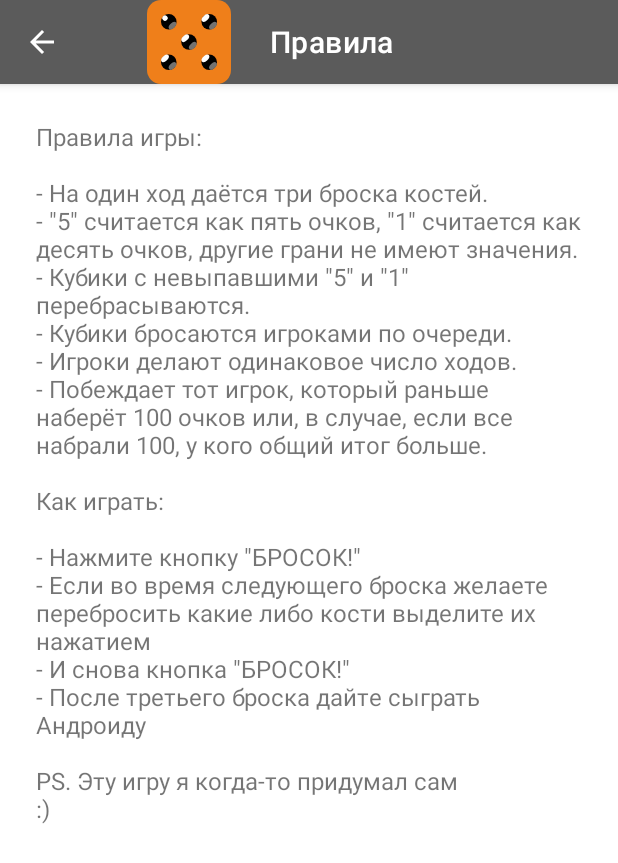
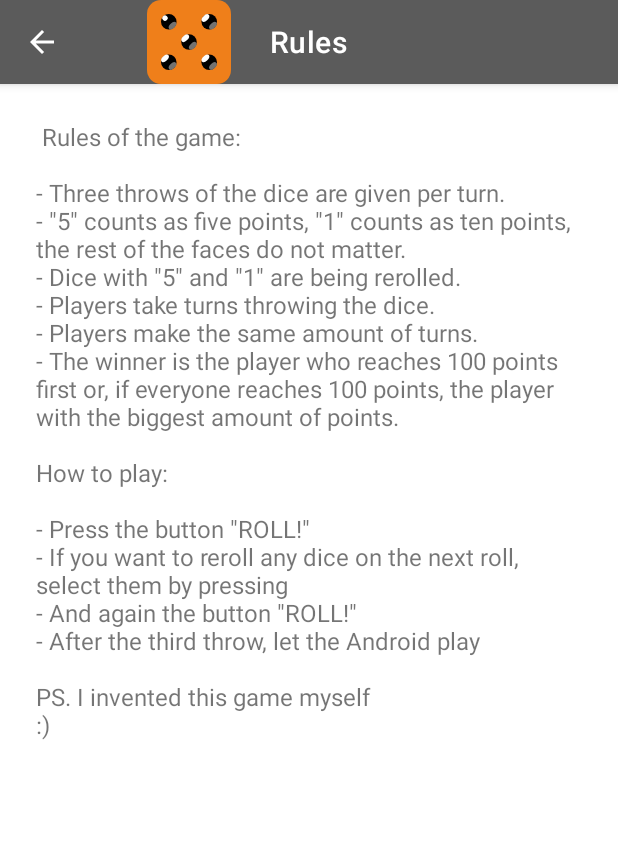
Before and after one commit to kofesutra/Dice_game_FiveTen, an Android app: the HowToPlayFragment screen opened through its navigation route, on a phone screen of 412 x 824 dp. Shown: the top 863 px of the screen. Run offline under Robolectric (Android 15) with nearby library versions, the phone set to English and light mode, and no system bars.

Commit message:
English version

```diff
--- a/app/src/main/java/ru/kofesutra/fiveten_v2/domain/AndroidDrops.kt
+++ b/app/src/main/java/ru/kofesutra/fiveten_v2/domain/AndroidDrops.kt
@@ -19,7 +19,7 @@ class AndroidDrops {
                 6 -> randomValue = 0
             }
             valuesListAndr[i] = randomValue
-        } // for (i in 0..4)
+        }
         andrResultNow = valuesListAndr.sum()
     }
 
@@ -48,10 +48,10 @@ class AndroidDrops {
                     }
                     valuesListAndr[nullVal] = randomValue
                 }
-            }// if (valuesList.contains(0))
+            }
             andrResultNow = valuesListAndr.sum()
         }else{
-            println("Нет необходимости в броске")
+            println("No need for dices dropping")
         }
     }
 
--- a/app/src/main/java/ru/kofesutra/fiveten_v2/presentation/MainActivity.kt
+++ b/app/src/main/java/ru/kofesutra/fiveten_v2/presentation/MainActivity.kt
@@ -22,15 +22,13 @@ class MainActivity : AppCompatActivity() {
         supportActionBar?.apply {
             title = "FiveTen_v2"
             setDisplayShowHomeEnabled(true)
-//            setDisplayHomeAsUpEnabled(true)
             setLogo(R.drawable.ic__logofiveten)
             setDisplayUseLogoEnabled(true)
         }
-    } // End of onCreate
+    }
 
     override fun onSupportNavigateUp(): Boolean {
         onBackPressed()
         return true
     }
-
-} ///
+}
--- a/app/src/main/java/ru/kofesutra/fiveten_v2/presentation/ui/dialogs/WinWin.kt
+++ b/app/src/main/java/ru/kofesutra/fiveten_v2/presentation/ui/dialogs/WinWin.kt
@@ -4,14 +4,15 @@ import android.app.Dialog
 import android.os.Bundle
 import androidx.appcompat.app.AlertDialog
 import androidx.fragment.app.DialogFragment
+import ru.kofesutra.fiveten_v2.R
 
 class WinWin : DialogFragment() {
     override fun onCreateDialog(savedInstanceState: Bundle?): Dialog {
         return activity?.let {
             val builder = AlertDialog.Builder(it)
-            builder.setTitle("Ничья!")
+            builder.setTitle(R.string.winwin)
                 .setMessage(arguments?.getString("gameResultForDialogFragment"))
-                .setPositiveButton("Океюшки") {
+                .setPositiveButton(R.string.ok) {
                         dialog, _ ->  dialog.cancel()
                 }
             builder.create()
--- a/app/src/main/java/ru/kofesutra/fiveten_v2/presentation/ui/dialogs/YouLoose.kt
+++ b/app/src/main/java/ru/kofesutra/fiveten_v2/presentation/ui/dialogs/YouLoose.kt
@@ -4,14 +4,15 @@ import android.app.Dialog
 import android.os.Bundle
 import androidx.appcompat.app.AlertDialog
 import androidx.fragment.app.DialogFragment
+import ru.kofesutra.fiveten_v2.R
 
 class YouLoose : DialogFragment() {
     override fun onCreateDialog(savedInstanceState: Bundle?): Dialog {
         return activity?.let {
             val builder = AlertDialog.Builder(it)
-            builder.setTitle("Вы проиграли")
+            builder.setTitle(R.string.youloose)
                 .setMessage(arguments?.getString("gameResultForDialogFragment"))
-                .setPositiveButton("Понятненько") {
+                .setPositiveButton(R.string.ok) {
                         dialog, _ ->  dialog.cancel()
                 }
             builder.create()
--- a/app/src/main/java/ru/kofesutra/fiveten_v2/presentation/ui/dialogs/YouWin.kt
+++ b/app/src/main/java/ru/kofesutra/fiveten_v2/presentation/ui/dialogs/YouWin.kt
@@ -4,14 +4,15 @@ import android.app.Dialog
 import android.os.Bundle
 import androidx.appcompat.app.AlertDialog
 import androidx.fragment.app.DialogFragment
+import ru.kofesutra.fiveten_v2.R
 
 class YouWin : DialogFragment() {
     override fun onCreateDialog(savedInstanceState: Bundle?): Dialog {
         return activity?.let {
             val builder = AlertDialog.Builder(it)
-            builder.setTitle("Вы выиграли!")
+            builder.setTitle(R.string.youwin)
                 .setMessage(arguments?.getString("gameResultForDialogFragment"))
-                .setPositiveButton("Зашибись!") {
+                .setPositiveButton(R.string.ok) {
                         dialog, _ ->  dialog.cancel()
                 }
             builder.create()
--- a/app/src/main/java/ru/kofesutra/fiveten_v2/presentation/ui/howtoplay/HowToPlayFragment.kt
+++ b/app/src/main/java/ru/kofesutra/fiveten_v2/presentation/ui/howtoplay/HowToPlayFragment.kt
@@ -18,33 +18,33 @@ class HowToPlayFragment : Fragment() {
     ): View {
         binding = FragmentHowToPlayBinding.inflate(inflater, container,false)
         return binding!!.root
-    } // End of onCreateView
+    }
 
     override fun onViewCreated(view: View, savedInstanceState: Bundle?) {
         super.onViewCreated(view, savedInstanceState)
 
-        (activity as AppCompatActivity).supportActionBar?.title = "Правила"
+        (activity as AppCompatActivity).supportActionBar?.title = "Rules"
         (activity as AppCompatActivity).supportActionBar?.setDisplayHomeAsUpEnabled(true)
 
         val rules = """
-            Правила игры:
+                Rules of the game:
 
-            - На один ход даётся три броска костей.
-            - "5" считается как пять очков, "1" считается как десять очков, другие грани не имеют значения.
-            - Кубики с невыпавшими "5" и "1" перебрасываются.
-            - Кубики бросаются игроками по очереди.
-            - Игроки делают одинаковое число ходов.
-            - Побеждает тот игрок, который раньше наберёт 100 очков или, в случае, если все набрали 100, у кого общий итог больше.
+               - Three throws of the dice are given per turn.
+               - "5" counts as five points, "1" counts as ten points, the rest of the faces do not matter.
+               - Dice with "5" and "1" are being rerolled.
+               - Players take turns throwing the dice.
+               - Players make the same amount of turns.
+               - The winner is the player who reaches 100 points first or, if everyone reaches 100 points, the player with the biggest amount of points.
 
-            Как играть:
+               How to play:
 
-            - Нажмите кнопку "БРОСОК!"
-            - Если во время следующего броска желаете перебросить какие либо кости выделите их нажатием
-            - И снова кнопка "БРОСОК!"
-            - После третьего броска дайте сыграть Андроиду
+               - Press the button "ROLL!"
+               - If you want to reroll any dice on the next roll, select them by pressing
+               - And again the button "ROLL!"
+               - After the third throw, let the Android play
 
-            PS. Эту игру я когда-то придумал сам
-            :)
+               PS. I invented this game myself
+               :)
 
 
         """.trimIndent()
@@ -57,4 +57,4 @@ class HowToPlayFragment : Fragment() {
         binding = null
     }
 
-} ///
+}
--- a/app/src/main/java/ru/kofesutra/fiveten_v2/presentation/ui/main/MainViewModel.kt
+++ b/app/src/main/java/ru/kofesutra/fiveten_v2/presentation/ui/main/MainViewModel.kt
@@ -16,24 +16,24 @@ import ru.kofesutra.fiveten_v2.presentation.utils.Variables.valuesList
 import ru.kofesutra.fiveten_v2.presentation.utils.Variables.valuesListAndr
 import ru.kofesutra.fiveten_v2.presentation.utils.Variables.valuesListDraw
 
-class MainViewModel: ViewModel() {
-    // Live Datas
-    private var liveMessage = MutableLiveData<String>()
-    var liveMessageToUI: LiveData<String> = liveMessage
+class MainViewModel : ViewModel() {
+
+    private var liveMessageSwitch = MutableLiveData<String>()
+    val liveMessageToUI: LiveData<String> = liveMessageSwitch
     private var liveButtonText = MutableLiveData<String>()
-    var liveButtonTextToUI: LiveData<String> = liveButtonText
+    val liveButtonTextToUI: LiveData<String> = liveButtonText
     var liveSwitchBottomSheet = MutableLiveData<Boolean>()
     var liveSwitchBottomSheetToUI: LiveData<Boolean> = liveSwitchBottomSheet
     private var liveMyResultsNow = MutableLiveData<Int>()
-    var liveMyResultsNowToUI: LiveData<Int> = liveMyResultsNow
+    val liveMyResultsNowToUI: LiveData<Int> = liveMyResultsNow
     private var liveAndrResultNow = MutableLiveData<Int>()
-    var liveAndrResultNowToUI: LiveData<Int> = liveAndrResultNow
+    val liveAndrResultNowToUI: LiveData<Int> = liveAndrResultNow
     private var liveMyResultTotal = MutableLiveData<Int>()
-    var liveMyResultTotalToUI: LiveData<Int> = liveMyResultTotal
+    val liveMyResultTotalToUI: LiveData<Int> = liveMyResultTotal
     private var liveAndrResultTotal = MutableLiveData<Int>()
-    var liveAndrResultTotalToUI: LiveData<Int> = liveAndrResultTotal
+    val liveAndrResultTotalToUI: LiveData<Int> = liveAndrResultTotal
     private var liveDicesImages = MutableLiveData<List<Int>>()
-    var liveDicesImagesToUI: LiveData<List<Int>> = liveDicesImages
+    val liveDicesImagesToUI: LiveData<List<Int>> = liveDicesImages
     var liveDialogActivator = MutableLiveData<Boolean>()
     var liveDialogSwitch = 0
     var showResultsAtTheEndOfGame = "_"
@@ -41,44 +41,44 @@ class MainViewModel: ViewModel() {
 
     fun buttonCounts(){
 
-        liveMessage.value = "Сделайте бросок"
+        liveMessageSwitch.value = "1"
 
         when(attemptNumber){
-            // ----- Играет Юзер -----
+            // ----- User playing -----
             0 -> {
                 valuesList = myValuesList
                 UserDrops().firstDropUser()
                 refreshResults()
-                liveMessage.value = "Ещё бросок!"
+                liveMessageSwitch.value = "2"
                 attemptNumber = 1
             }
             1 -> {
                 UserDrops().secondThirdDropsUser()
                 refreshResults()
-                liveMessage.value = "И ещё один!"
+                liveMessageSwitch.value = "3"
                 attemptNumber = 2
             }
             2 -> {
                 UserDrops().secondThirdDropsUser()
                 refreshResults()
-                liveButtonText.value = "Дать поиграть Андрюше"
-                liveMessage.value = "Все броски сделаны"
+                liveButtonText.value = "2"
+                liveMessageSwitch.value = "4"
                 attemptNumber = 3
             }
-            // End of ----- Играет Юзер -----
+            // End of ----- User playing -----
             3 -> {
-                // ----- Играет Андрюша -----
+                // ----- Android playing -----
                 valuesList = valuesListAndr
                 liveSwitchBottomSheet.value = true // Turn on bottom sheet once
                 AndroidDrops().firstDropAndroid()
                 AndroidDrops().secondThirdDropsAndroid()
                 AndroidDrops().secondThirdDropsAndroid()
                 AndroidDrops().andrCountTotal()
-               // End of ----- Играет Андрюша -----
+               // End of ----- Android playing -----
 
                 refreshResults()
-                liveButtonText.value = "Бросок!"
-                liveMessage.value = "Сделайте бросок"
+                liveButtonText.value = "1"
+                liveMessageSwitch.value = "1"
                 attemptNumber = 0
                 gameResult()
             }
@@ -104,7 +104,7 @@ class MainViewModel: ViewModel() {
     }
 
     private fun gameResult(){
-        showResultsAtTheEndOfGame = "Счёт: $myResultTotal / $andrResultTotal"
+        showResultsAtTheEndOfGame = "Game score: $myResultTotal / $andrResultTotal"
         if (myResultTotal > 99 || andrResultTotal > 99){
             if (myResultTotal > andrResultTotal) { // YouWin
                 liveDialogSwitch = 1
@@ -118,7 +118,7 @@ class MainViewModel: ViewModel() {
                 liveDialogSwitch = 3
                 liveDialogActivator.value = true
             }
-                    }
+        }
     }
 
-} ///
+}
--- a/app/src/main/res/values-night-v31/strings.xml
+++ b/app/src/main/res/values-night-v31/strings.xml
@@ -1,4 +1,4 @@
 <?xml version="1.0" encoding="utf-8"?>
 <resources>
-    <string name="android_playing">Андрюша делает ход</string>
+    <string name="android_playing">Android playing</string>
 </resources>
--- a/app/src/main/res/values-night/strings.xml
+++ b/app/src/main/res/values-night/strings.xml
@@ -1,4 +1,4 @@
 <?xml version="1.0" encoding="utf-8"?>
 <resources>
-    <string name="android_playing">Андрюша делает ход</string>
+    <string name="android_playing">Android playing</string>
 </resources>
--- a/app/src/main/res/values-v31/strings.xml
+++ b/app/src/main/res/values-v31/strings.xml
@@ -1,4 +1,4 @@
 <?xml version="1.0" encoding="utf-8"?>
 <resources>
-    <string name="android_playing">Андрюша делает ход</string>
+    <string name="android_playing">Android playing</string>
 </resources>
--- a/app/src/main/res/values/colors.xml
+++ b/app/src/main/res/values/colors.xml
@@ -7,7 +7,7 @@
     <color name="teal_700">#FF018786</color>
     <color name="black">#FF000000</color>
     <color name="white">#FFFFFFFF</color>
-    <!--    Добавленные цвета-->
+    <!--    Added colors-->
     <color name="gray">#EAECEE</color>
     <color name="darkgray">#5b5b5b</color>
     <color name="orange">#E67E22</color>
--- a/app/src/main/res/values/strings.xml
+++ b/app/src/main/res/values/strings.xml
@@ -1,17 +1,28 @@
 <resources>
-    <string name="app_name">FiveTen_v2</string>
-    <string name="action_rules">Правила игры</string>
-    <string name="action_exit">Выход</string>
+    <string name="app_name">FiveTen</string>
+    <string name="action_rules">Rules of the game</string>
+    <string name="action_exit">Exit</string>
     <string name="howtofragment">HowToFragment</string>
-    <string name="back">Назад</string>
+    <string name="back">Back</string>
     <string name="mainfragment">MainFragment</string>
-    <string name="my_results">Мои результаты</string>
-    <string name="my_results_now">Сейчас:</string>
-    <string name="my_results_total">Всего:</string>
-    <string name="android_results">Результаты Андрюши</string>
-    <string name="android_results_now">Сейчас:</string>
-    <string name="android_results_total">Всего:</string>
-    <string name="drop_button">Бросок!</string>
+    <string name="my_results">My results</string>
+    <string name="my_results_now">Now:</string>
+    <string name="my_results_total">Total:</string>
+    <string name="android_results">Android results</string>
+    <string name="android_results_now">Now:</string>
+    <string name="android_results_total">Total:</string>
+    <string name="drop_button">Roll!</string>
     <string name="message_one">Text</string>
-    <string name="android_playing">Андрюша делает ход</string>
+    <string name="android_playing">Android playing</string>
+    <string name="roll_the_dices">Roll the dices!</string>
+    <string name="once_again">Once again!</string>
+    <string name="and_the_last">And the last!</string>
+    <string name="all_done">All dice rolls are done</string>
+    <string name="let_android_play">Let android play</string>
+    <string name="roll">Roll!</string>
+    <string name="see_you_later">See you later! ;)</string>
+    <string name="winwin">WinWin!</string>
+    <string name="youloose">You loose :(</string>
+    <string name="youwin">You Win!</string>
+    <string name="ok">OK</string>
 </resources>
--- a/build.gradle
+++ b/build.gradle
@@ -1,7 +1,7 @@
 // Top-level build file where you can add configuration options common to all sub-projects/modules.
 plugins {
-    id 'com.android.application' version '7.2.2' apply false
-    id 'com.android.library' version '7.2.2' apply false
+    id 'com.android.application' version '7.3.0' apply false
+    id 'com.android.library' version '7.3.0' apply false
     id 'org.jetbrains.kotlin.android' version '1.7.10' apply false
 }
 
```
Also changed, not shown: app/src/main/java/ru/kofesutra/fiveten_v2/domain/UserDrops.kt (+11 -12 lines), app/src/main/java/ru/kofesutra/fiveten_v2/presentation/ui/main/MainFragment.kt (+26 -17 lines), app/src/main/java/ru/kofesutra/fiveten_v2/presentation/utils/BottomSheet.kt (+2 -5 lines), gradle/wrapper/gradle-wrapper.properties, 1 other file.
